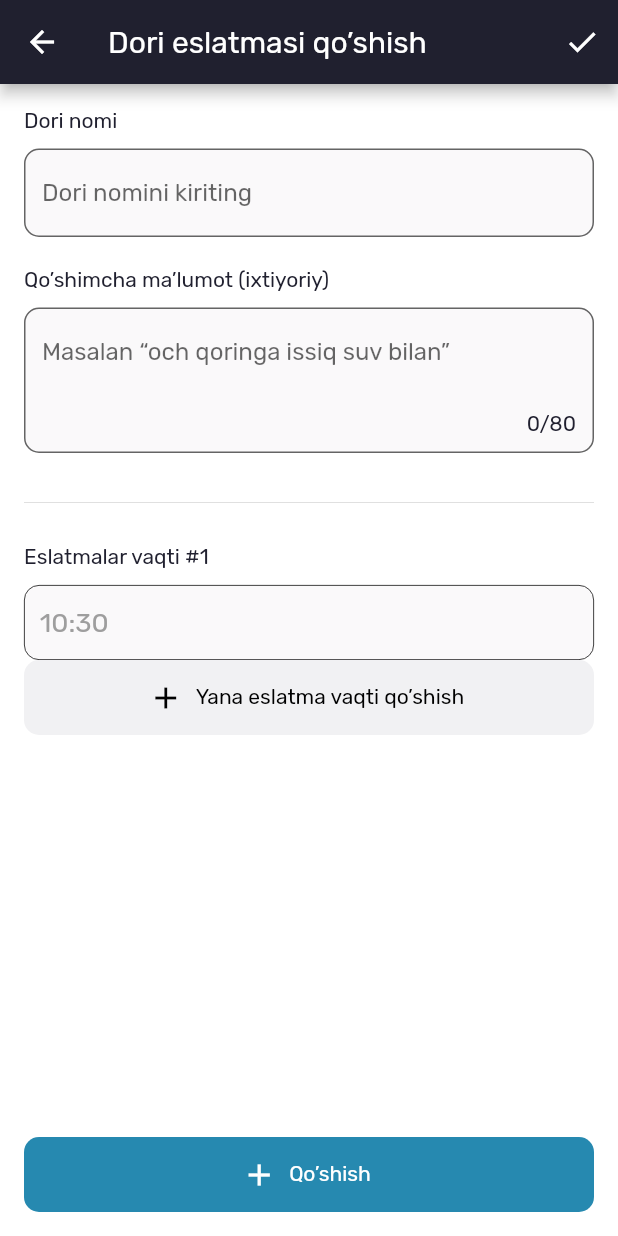
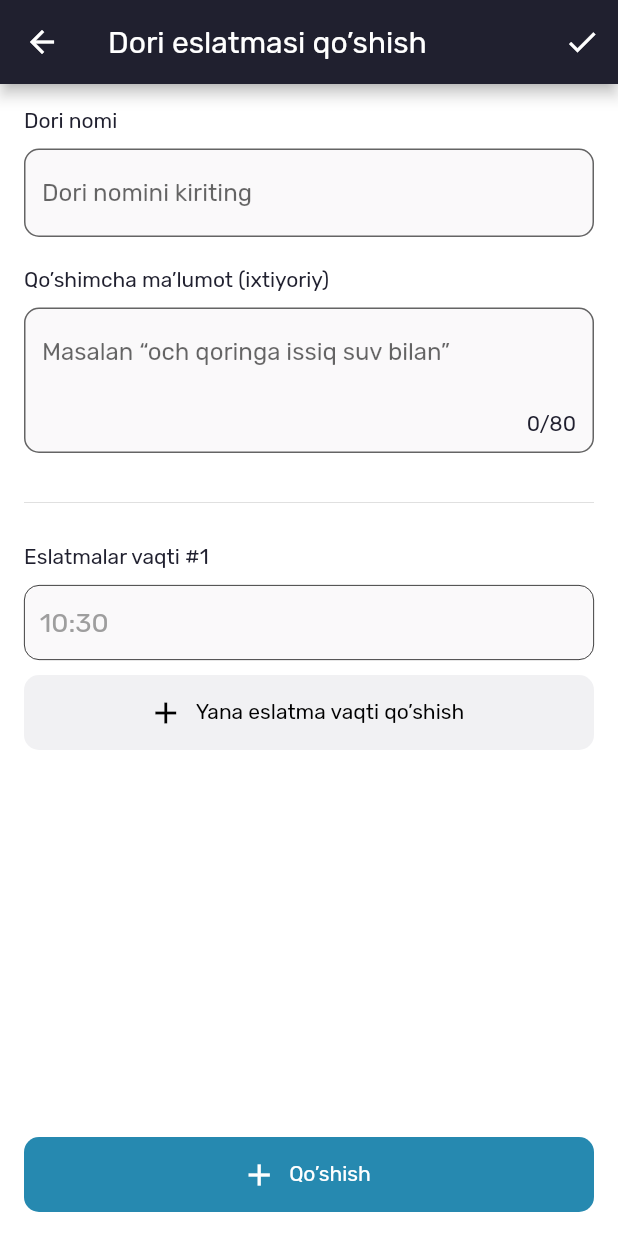
Before and after one commit to Jaloliddin-Fozilov/medrem, a Flutter app: the screen it shows after launch, scrolled down 277 dp, after a tap on "Qo’shish", on a phone screen of 412 x 824 dp. Run offline on Flutter 3.47's test engine with Material 2 defaults, Android fonts, the phone set to English and light mode, and no system bars; our stand-ins replace dotted_border, flutter_native_splash, flutter_svg.

Commit message:
bug fixed

```diff
--- a/lib/main.dart
+++ b/lib/main.dart
@@ -1,5 +1,6 @@
 import 'package:flutter/material.dart';
 import 'package:provider/provider.dart';
+import 'package:flutter_native_splash/flutter_native_splash.dart';
 
 import 'provider/categories_provider.dart';
 import 'provider/dieases_provider.dart';
@@ -8,6 +9,8 @@ import 'screens/home_page.dart';
 import 'services/theme.dart';
 
 void main() {
+  WidgetsBinding widgetsBinding = WidgetsFlutterBinding.ensureInitialized();
+  FlutterNativeSplash.preserve(widgetsBinding: widgetsBinding);
   runApp(const MyApp());
 }
 
@@ -16,6 +19,8 @@ class MyApp extends StatelessWidget {
 
   @override
   Widget build(BuildContext context) {
+    FlutterNativeSplash.remove();
+
     return MultiProvider(
       providers: [
         ChangeNotifierProvider<NotificationsProvider>(
--- a/lib/screens/add_notification.dart
+++ b/lib/screens/add_notification.dart
@@ -240,6 +240,7 @@ class _AddNotificationState extends State<AddNotification> {
                     );
                   },
                 ),
+                const SizedBox(height: 10),
                 CustomButton(
                   title: 'Yana eslatma vaqti qo’shish',
                   onPressed: () => _addTime(),
--- a/pubspec.yaml
+++ b/pubspec.yaml
@@ -69,8 +69,9 @@ icons_launcher:
 flutter_native_splash:
   image: assets/logo.png
   color: "#ffffff"
-  android: true
-  ios: true
+  android_12:
+    image: assets/logo.png
+    icon_background_color: "#ffffff"
 
 # The following section is specific to Flutter packages.
 flutter:
```
Also changed, not shown: 15 other files.
